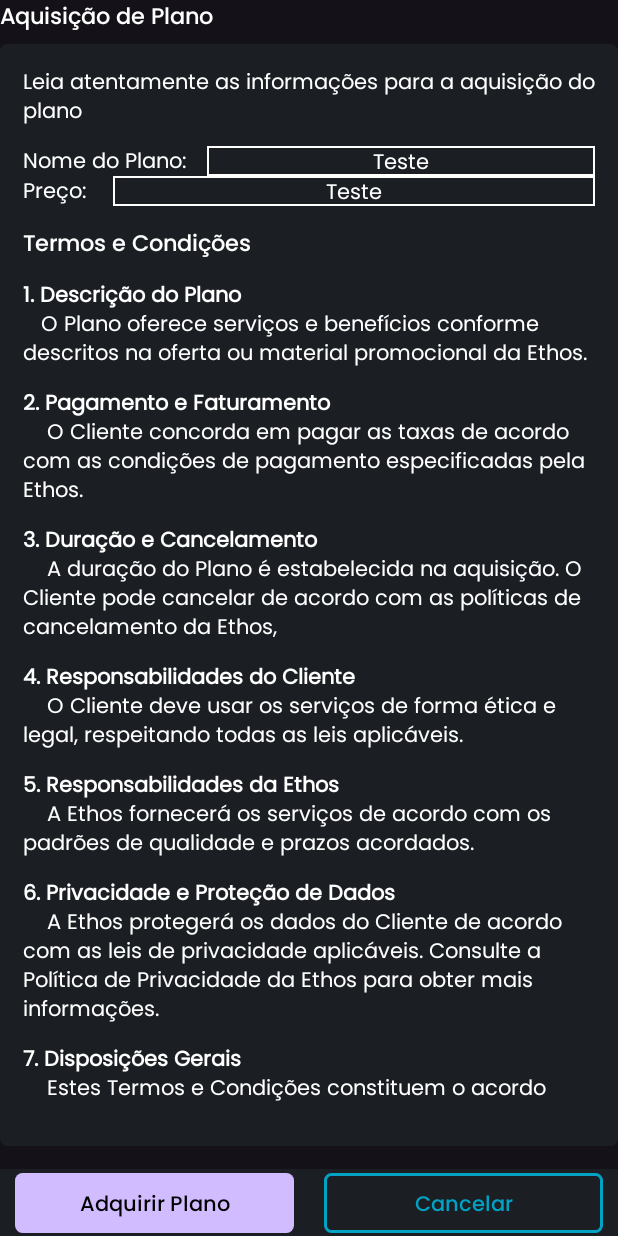
After one commit to Ethos-Enterprise/EthosConnectionsApp, an Android app built with Jetpack Compose: the composable Contrato shown on its own in the app's theme, on a phone screen of 412 x 824 dp. The commit adds this screen. Run offline under Robolectric (Android 15) with nearby library versions, the light colour scheme and no system bars.

Commit message:
Feat: Adição de contrato

```diff
--- a/app/src/main/java/com/example/ethosconnections/ui/screen/Plataforma.kt
+++ b/app/src/main/java/com/example/ethosconnections/ui/screen/Plataforma.kt
@@ -106,6 +106,8 @@ fun Plataforma(navController: NavController, empresaData: Empresa?, modifier: Mo
                 composable("cadastroPortfolio") {
                     CadastroPortfolio(componenteNavController)
                 }
+
+
             }
         }
 
--- /dev/null
+++ b/app/src/main/java/com/example/ethosconnections/ui/screen/plataforma/Contrato.kt
@@ -0,0 +1,233 @@
+package com.example.ethosconnections.ui.screen.plataforma
+
+import androidx.compose.foundation.BorderStroke
+import androidx.compose.foundation.background
+import androidx.compose.foundation.border
+import androidx.compose.foundation.layout.Arrangement
+import androidx.compose.foundation.layout.Box
+import androidx.compose.foundation.layout.Column
+import androidx.compose.foundation.layout.Row
+import androidx.compose.foundation.layout.Spacer
+import androidx.compose.foundation.layout.fillMaxWidth
+import androidx.compose.foundation.layout.height
+import androidx.compose.foundation.layout.padding
+import androidx.compose.foundation.layout.size
+import androidx.compose.foundation.layout.width
+import androidx.compose.foundation.rememberScrollState
+import androidx.compose.foundation.shape.RoundedCornerShape
+import androidx.compose.material3.Button
+import androidx.compose.material3.OutlinedButton
+import androidx.compose.material3.Text
+import androidx.compose.runtime.Composable
+import androidx.compose.ui.Alignment
+import androidx.compose.ui.Modifier
+import androidx.compose.ui.graphics.Color
+import androidx.compose.ui.tooling.preview.Preview
+import androidx.compose.ui.unit.dp
+import androidx.navigation.NavController
+import androidx.navigation.compose.rememberNavController
+import com.example.ethosconnections.ui.screen.plataforma.components.BoxEthos
+import com.example.ethosconnections.ui.theme.letraButton
+import com.example.ethosconnections.ui.theme.tituloConteudoBranco
+import com.example.ethosconnections.ui.theme.tituloConteudoBrancoNegrito
+import com.example.ethosconnections.ui.theme.tituloPagina
+
+@Composable
+fun Contrato(navController: NavController) {
+    boxContrato("teste", 20.2)
+}
+
+@Composable
+fun boxContrato(
+    nomePlano: String?,
+    preco: Double?,
+) {
+
+    Column {
+
+        Text(text = "Aquisição de Plano", style = tituloPagina)
+
+
+        BoxEthos {
+            val scrollState = rememberScrollState()
+
+
+
+            Text(
+                text = "Leia atentamente as informações para a aquisição do plano",
+                style = tituloConteudoBranco
+            )
+
+            Spacer(modifier = Modifier.height(14.dp))
+
+            Column {
+                Row {
+                    Text(text = "Nome do Plano:", style = tituloConteudoBranco)
+                    Spacer(modifier = Modifier.width(14.dp))
+
+                    Box(
+                        modifier = Modifier
+                            .size(600.dp, 20.dp) // Ajuste o tamanho conforme necessário
+                            .border(
+                                width = 1.dp,
+                                color = Color.White
+                            ), // Adiciona uma borda branca
+                        contentAlignment = Alignment.Center
+                    ) {
+                        // Conteúdo dentro do retângulo
+                        Text(text = "Teste", style = tituloConteudoBranco)
+                    }
+                }
+                Row {
+                    Text(text = "Preço: ", style = tituloConteudoBranco)
+                    Spacer(modifier = Modifier.width(14.dp))
+
+                    Box(
+                        modifier = Modifier
+                            .size(600.dp, 20.dp) // Ajuste o tamanho conforme necessário
+                            .border(
+                                width = 1.dp,
+                                color = Color.White
+                            ), // Adiciona uma borda branca
+                        contentAlignment = Alignment.Center
+                    ) {
+                        // Conteúdo dentro do retângulo
+                        Text(text = "Teste", style = tituloConteudoBranco)
+                    }
+                }
+            }
+
+            Column {
+                Spacer(modifier = Modifier.height(14.dp))
+                Text(text = "Termos e Condições", style = tituloPagina)
+                Spacer(modifier = Modifier.height(14.dp))
+            }
+
+            Column {
+                Text(text = "1. Descrição do Plano", style = tituloConteudoBrancoNegrito)
+                Text(
+                    text = "   O Plano oferece serviços e benefícios conforme descritos na oferta ou material promocional da Ethos.",
+                    style = tituloConteudoBranco
+                )
+                Spacer(modifier = Modifier.height(14.dp))
+                Text(text = "2. Pagamento e Faturamento", style = tituloConteudoBrancoNegrito)
+                Text(
+                    text = "    O Cliente concorda em pagar as taxas de acordo com as condições de pagamento especificadas pela Ethos.",
+                    style = tituloConteudoBranco
+                )
+                Spacer(modifier = Modifier.height(14.dp))
+                Text(text = "3. Duração e Cancelamento", style = tituloConteudoBrancoNegrito)
+                Text(
+                    text = "    A duração do Plano é estabelecida na aquisição. O Cliente pode cancelar de acordo com as políticas de cancelamento da Ethos,",
+                    style = tituloConteudoBranco
+                )
+                Spacer(modifier = Modifier.height(14.dp))
+                Text(
+                    text = "4. Responsabilidades do Cliente",
+                    style = tituloConteudoBrancoNegrito
+                )
+                Text(
+                    text = "    O Cliente deve usar os serviços de forma ética e legal, respeitando todas as leis aplicáveis.",
+                    style = tituloConteudoBranco
+                )
+                Spacer(modifier = Modifier.height(14.dp))
+                Text(
+                    text = "5. Responsabilidades da Ethos",
+                    style = tituloConteudoBrancoNegrito
+                )
+                Text(
+                    text = "    A Ethos fornecerá os serviços de acordo com os padrões de qualidade e prazos acordados.",
+                    style = tituloConteudoBranco
+                )
+                Spacer(modifier = Modifier.height(14.dp))
+                Text(
+                    text = "6. Privacidade e Proteção de Dados",
+                    style = tituloConteudoBrancoNegrito
+                )
+                Text(
+                    text = "    A Ethos protegerá os dados do Cliente de acordo com as leis de privacidade aplicáveis. Consulte a Política de Privacidade da Ethos para obter mais informações.",
+                    style = tituloConteudoBranco
+                )
+                Spacer(modifier = Modifier.height(14.dp))
+                Text(text = "7. Disposições Gerais", style = tituloConteudoBrancoNegrito)
+                Text(
+                    text = "    Estes Termos e Condições constituem o acordo",
+                    style = tituloConteudoBranco
+                )
+                Spacer(modifier = Modifier.height(14.dp))
+
+            }
+
+
+        }
+        rodape()
+
+
+    }
+}
+
+
+@Composable
+fun rodape() {
+
+//Rodapé
+
+    // Botões fixados na parte inferior
+    val color = Color(0xFF1B1F23)
+    Box(
+        modifier = Modifier
+            .fillMaxWidth()
+            .padding(start = 0.dp, top = 15.dp, end = 0.dp, bottom = 0.dp)
+            .background(color) // Adicionando retângulo por trás dos botões
+
+    ) {
+        Row(
+            modifier = Modifier
+                .fillMaxWidth(),
+            horizontalArrangement = Arrangement.SpaceBetween
+        ) {
+            Button(
+                onClick = { /*TODO*/ },
+                modifier = Modifier
+                    .weight(1f)
+                    .padding(horizontal = 10.dp),
+                shape = RoundedCornerShape(5.dp),
+            ) {
+                Text(
+                    text = "Adquirir Plano",
+                    style = letraButton
+                )
+            }
+
+
+            OutlinedButton(
+                onClick = { /*TODO*/ },
+                modifier = Modifier
+                    .weight(1f)
+                    .padding(horizontal = 10.dp),
+                shape = RoundedCornerShape(5.dp),
+                border = BorderStroke(2.dp, Color(0xFF01A2C3)),
+            ) {
+                Text(
+                    text = "Cancelar",
+                    style = letraButton,
+                    color = Color(0xFF01A2C3)
+                )
+            }
+        }
+    }
+
+//fim
+}
+
+
+@Preview(showBackground = true)
+@Composable
+fun contratoESGPreview() {
+    val navController = rememberNavController()
+
+
+    Contrato(navController)
+
+
+}
--- a/app/src/main/java/com/example/ethosconnections/ui/theme/Type.kt
+++ b/app/src/main/java/com/example/ethosconnections/ui/theme/Type.kt
@@ -25,6 +25,13 @@ val tituloConteudoBranco = TextStyle(
     fontFamily = FontFamily(Font(R.font.poppins_regular)),
     fontSize = 14.sp,
     color = Color.White,
+)
+
+val tituloConteudoBrancoNegrito = TextStyle(
+    fontFamily = FontFamily(Font(R.font.poppins_regular)),
+    fontSize = 14.sp,
+    color = Color.White,
+    fontWeight = FontWeight.Bold // Adicionando negrito
 )
 
 val tituloConteudoAzul = TextStyle(
```
Also changed, not shown: app/src/main/java/com/example/ethosconnections/ui/screen/plataforma/SolucoesESG.kt (+25 -4 lines).
